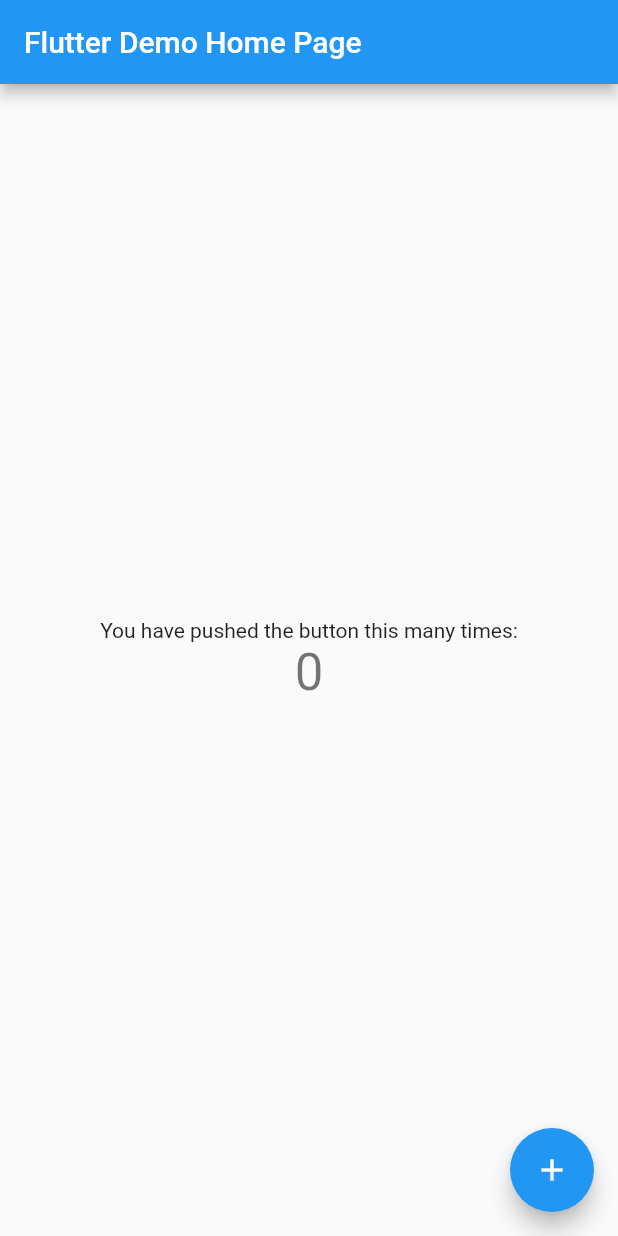
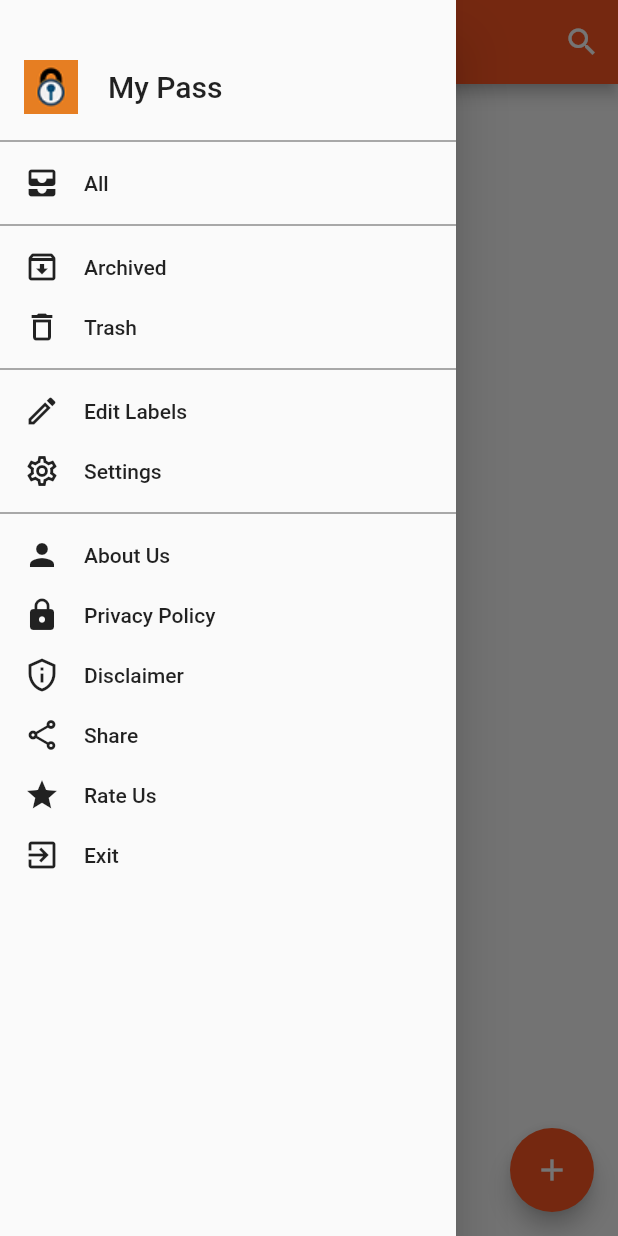
Before and after one commit to subarnaPdl/password_manager_using_hive_and_bloc_flutter, a Flutter app: the screen it shows after launch, with the side drawer open (before the commit the screen has no drawer), on a phone screen of 412 x 824 dp. Run offline on Flutter 3.47's test engine with Material 2 defaults, Android fonts, the phone set to English and light mode, and no system bars; missing offline and left inert: tutorial_coach_mark.

Commit message:
welcome screen ui completed

```diff
--- a/lib/main.dart
+++ b/lib/main.dart
@@ -1,115 +1,26 @@
 import 'package:flutter/material.dart';
+import 'package:flutter/services.dart';
+import 'package:password_manager/presentation/screens/createpass_screen.dart';
+import 'package:password_manager/presentation/screens/home_screen.dart';
 
 void main() {
+  SystemChrome.setSystemUIOverlayStyle(
+      const SystemUiOverlayStyle(statusBarColor: Colors.deepOrange));
   runApp(const MyApp());
 }
 
 class MyApp extends StatelessWidget {
   const MyApp({Key? key}) : super(key: key);
 
-  // This widget is the root of your application.
   @override
   Widget build(BuildContext context) {
     return MaterialApp(
-      title: 'Flutter Demo',
+      title: 'My Pass',
+      debugShowCheckedModeBanner: false,
       theme: ThemeData(
-        // This is the theme of your application.
-        //
-        // Try running your application with "flutter run". You'll see the
-        // application has a blue toolbar. Then, without quitting the app, try
-        // changing the primarySwatch below to Colors.green and then invoke
-        // "hot reload" (press "r" in the console where you ran "flutter run",
-        // or simply save your changes to "hot reload" in a Flutter IDE).
-        // Notice that the counter didn't reset back to zero; the application
-        // is not restarted.
-        primarySwatch: Colors.blue,
+        primarySwatch: Colors.deepOrange,
       ),
-      home: const MyHomePage(title: 'Flutter Demo Home Page'),
+      home: const HomeScreen(),
     );
   }
 }
-
-class MyHomePage extends StatefulWidget {
-  const MyHomePage({Key? key, required this.title}) : super(key: key);
-
-  // This widget is the home page of your application. It is stateful, meaning
-  // that it has a State object (defined below) that contains fields that affect
-  // how it looks.
-
-  // This class is the configuration for the state. It holds the values (in this
-  // case the title) provided by the parent (in this case the App widget) and
-  // used by the build method of the State. Fields in a Widget subclass are
-  // always marked "final".
-
-  final String title;
-
-  @override
-  State<MyHomePage> createState() => _MyHomePageState();
-}
-
-class _MyHomePageState extends State<MyHomePage> {
-  int _counter = 0;
-
-  void _incrementCounter() {
-    setState(() {
-      // This call to setState tells the Flutter framework that something has
-      // changed in this State, which causes it to rerun the build method below
-      // so that the display can reflect the updated values. If we changed
-      // _counter without calling setState(), then the build method would not be
-      // called again, and so nothing would appear to happen.
-      _counter++;
-    });
-  }
-
-  @override
-  Widget build(BuildContext context) {
-    // This method is rerun every time setState is called, for instance as done
-    // by the _incrementCounter method above.
-    //
-    // The Flutter framework has been optimized to make rerunning build methods
-    // fast, so that you can just rebuild anything that needs updating rather
-    // than having to individually change instances of widgets.
-    return Scaffold(
-      appBar: AppBar(
-        // Here we take the value from the MyHomePage object that was created by
-        // the App.build method, and use it to set our appbar title.
-        title: Text(widget.title),
-      ),
-      body: Center(
-        // Center is a layout widget. It takes a single child and positions it
-        // in the middle of the parent.
-        child: Column(
-          // Column is also a layout widget. It takes a list of children and
-          // arranges them vertically. By default, it sizes itself to fit its
-          // children horizontally, and tries to be as tall as its parent.
-          //
-          // Invoke "debug painting" (press "p" in the console, choose the
-          // "Toggle Debug Paint" action from the Flutter Inspector in Android
-          // Studio, or the "Toggle Debug Paint" command in Visual Studio Code)
-          // to see the wireframe for each widget.
-          //
-          // Column has various properties to control how it sizes itself and
-          // how it positions its children. Here we use mainAxisAlignment to
-          // center the children vertically; the main axis here is the vertical
-          // axis because Columns are vertical (the cross axis would be
-          // horizontal).
-          mainAxisAlignment: MainAxisAlignment.center,
-          children: <Widget>[
-            const Text(
-              'You have pushed the button this many times:',
-            ),
-            Text(
-              '$_counter',
-              style: Theme.of(context).textTheme.headline4,
-            ),
-          ],
-        ),
-      ),
-      floatingActionButton: FloatingActionButton(
-        onPressed: _incrementCounter,
-        tooltip: 'Increment',
-        child: const Icon(Icons.add),
-      ), // This trailing comma makes auto-formatting nicer for build methods.
-    );
-  }
-}
--- /dev/null
+++ b/lib/presentation/screens/home_screen.dart
@@ -0,0 +1,63 @@
+import 'package:flutter/material.dart';
+import 'package:password_manager/presentation/widgets/sidemenu.dart';
+import 'package:password_manager/presentation/widgets/startingtutorial.dart';
+
+class HomeScreen extends StatefulWidget {
+  const HomeScreen({Key? key}) : super(key: key);
+
+  @override
+  State<HomeScreen> createState() => _HomeScreenState();
+}
+
+class _HomeScreenState extends State<HomeScreen> {
+  GlobalKey key = GlobalKey();
+
+  @override
+  void initState() {
+    launchTutorial(context, key);
+    super.initState();
+  }
+
+  @override
+  Widget build(BuildContext context) {
+    return Scaffold(
+      // -----------------AppBar-------------------- //
+      appBar: AppBar(
+        title: const Text("Home"),
+        actions: [
+          IconButton(
+            onPressed: () {},
+            icon: const Icon(Icons.search),
+          ),
+          // PopupMenu(),
+        ],
+      ),
+
+      // -------------------Body-------------------- //
+      body: Center(
+        child: Column(
+          mainAxisAlignment: MainAxisAlignment.center,
+          crossAxisAlignment: CrossAxisAlignment.center,
+          children: [
+            Image.asset("assets/images/empty.png"),
+            const SizedBox(height: 25),
+            const Text(
+              "No entries found",
+              style: TextStyle(color: Colors.black54),
+            )
+          ],
+        ),
+      ),
+
+      // -----------------Sidemenu------------------ //
+      drawer: const SideMenu(),
+
+      // ----------Floating Action Button----------- //
+      floatingActionButton: FloatingActionButton(
+        key: key,
+        onPressed: () {},
+        child: const Icon(Icons.add),
+      ),
+    );
+  }
+}
--- /dev/null
+++ b/lib/presentation/widgets/popupmenu.dart
@@ -0,0 +1,35 @@
+import 'package:flutter/material.dart';
+
+class PopupMenu extends StatelessWidget {
+  PopupMenu({Key? key}) : super(key: key);
+
+  var myMenuItems = <String>[
+    'Settings',
+    'Exit',
+  ];
+
+  void onSelect(item) {
+    switch (item) {
+      case 'Settings':
+        print('Settings clicked');
+        break;
+      case 'Exit':
+        print('Exit clicked');
+        break;
+    }
+  }
+
+  @override
+  Widget build(BuildContext context) {
+    return PopupMenuButton<String>(
+        onSelected: onSelect,
+        itemBuilder: (BuildContext context) {
+          return myMenuItems.map((String choice) {
+            return PopupMenuItem<String>(
+              child: Text(choice),
+              value: choice,
+            );
+          }).toList();
+        });
+  }
+}
--- /dev/null
+++ b/lib/presentation/widgets/sidemenu.dart
@@ -0,0 +1,97 @@
+import 'package:flutter/material.dart';
+import 'package:password_manager/presentation/widgets/sidemenu_tiles.dart';
+
+class SideMenu extends StatefulWidget {
+  const SideMenu({Key? key}) : super(key: key);
+
+  @override
+  State<SideMenu> createState() => _SideMenuState();
+}
+
+class _SideMenuState extends State<SideMenu> {
+  @override
+  Widget build(BuildContext context) {
+    return Drawer(
+      child: Container(
+        padding: const EdgeInsets.only(top: 30),
+        child: Column(
+          children: [
+            // Header
+            ListTile(
+              leading: Image.asset("assets/images/logo36.png"),
+              title: const Text(
+                "My Pass",
+                style: TextStyle(fontSize: 20),
+              ),
+              onTap: () => {},
+            ),
+            const Divider(color: Colors.black54, thickness: 0.8),
+
+            // Body
+            SMListTile(
+              icon: Icons.all_inbox,
+              text: "All",
+              onTap: () => {},
+            ),
+            const Divider(color: Colors.black54, thickness: 0.8),
+
+            SMListTile(
+              icon: Icons.archive_outlined,
+              text: "Archived",
+              onTap: () => {},
+            ),
+            SMListTile(
+              icon: Icons.delete_outline,
+              text: "Trash",
+              onTap: () => {},
+            ),
+            const Divider(color: Colors.black54, thickness: 0.8),
+
+            SMListTile(
+              icon: Icons.edit_outlined,
+              text: "Edit Labels",
+              onTap: () => {},
+            ),
+            SMListTile(
+              icon: Icons.settings_outlined,
+              text: "Settings",
+              onTap: () => {},
+            ),
+            const Divider(color: Colors.black54, thickness: 0.8),
+
+            SMListTile(
+              icon: Icons.person,
+              text: "About Us",
+              onTap: () => {},
+            ),
+            SMListTile(
+              icon: Icons.lock,
+              text: "Privacy Policy",
+              onTap: () => {},
+            ),
+            SMListTile(
+              icon: Icons.privacy_tip_outlined,
+              text: "Disclaimer",
+              onTap: () => {},
+            ),
+            SMListTile(
+              icon: Icons.share_outlined,
+              text: "Share",
+              onTap: () => {},
+            ),
+            SMListTile(
+              icon: Icons.star_outlined,
+              text: "Rate Us",
+              onTap: () => {},
+            ),
+            SMListTile(
+              icon: Icons.exit_to_app,
+              text: "Exit",
+              onTap: () => {},
+            ),
+          ],
+        ),
+      ),
+    );
+  }
+}
--- /dev/null
+++ b/lib/presentation/widgets/sidemenu_tiles.dart
@@ -0,0 +1,21 @@
+import 'package:flutter/material.dart';
+
+class SMListTile extends StatelessWidget {
+  final IconData icon;
+  final String text;
+  final Function()? onTap;
+  const SMListTile(
+      {Key? key, required this.icon, required this.text, required, this.onTap})
+      : super(key: key);
+
+  @override
+  Widget build(BuildContext context) {
+    return ListTile(
+      visualDensity: const VisualDensity(horizontal: 0, vertical: -4),
+      minLeadingWidth: 20,
+      leading: Icon(icon, color: Colors.black87),
+      title: Text(text),
+      onTap: onTap,
+    );
+  }
+}
```
Also changed, not shown: lib/presentation/screens/createpass_screen.dart (added, +65 -0 lines), lib/presentation/widgets/startingtutorial.dart (added, +47 -0 lines), pubspec.yaml (+29 -37 lines), assets/images/empty.png (added), assets/images/logo36.png (added), assets/images/logo48.png (added), assets/images/logo512.png (added), assets/images/logo64.png (added), pubspec.lock.
